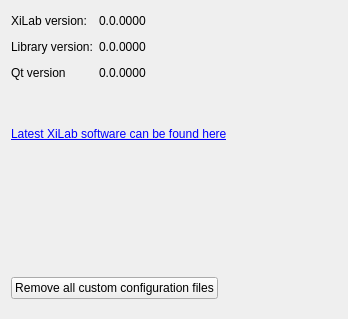
This is src/pageaboutwgt.ui in EPC-MSU/XILab as Qt 5 draws it before an edit. The edited form follows.
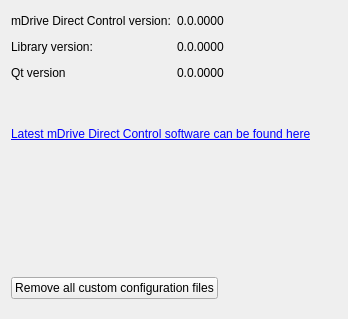
This is the edited form.

Commit message: Feature #75893 Rename XiLab to MDrive Direct Control

Diff of the .ui file:
```diff
--- a/src/pageaboutwgt.ui
+++ b/src/pageaboutwgt.ui
@@ -17,7 +17,7 @@
    <item row="0" column="0">
     <widget class="QLabel" name="label">
      <property name="text">
-      <string>XiLab version:</string>
+      <string>mDrive Direct Control version:</string>
      </property>
     </widget>
    </item>
@@ -121,7 +121,7 @@
    <item row="4" column="0" colspan="3">
     <widget class="QLabel" name="update_label">
      <property name="text">
-      <string>&lt;a href=&quot;https://files.xisupport.com/Software.en.html&quot;&gt;&lt;span style=&quot; text-decoration: underline; color:#0000ff;&quot;&gt;Latest XiLab software can be found here&lt;/span&gt;&lt;/a&gt;</string>
+      <string>&lt;a href=&quot;https://files.xisupport.com/Software.en.html&quot;&gt;&lt;span style=&quot; text-decoration: underline; color:#0000ff;&quot;&gt;Latest mDrive Direct Control software can be found here&lt;/span&gt;&lt;/a&gt;</string>
      </property>
     </widget>
    </item>
```
The commit also changes 15 other files.
